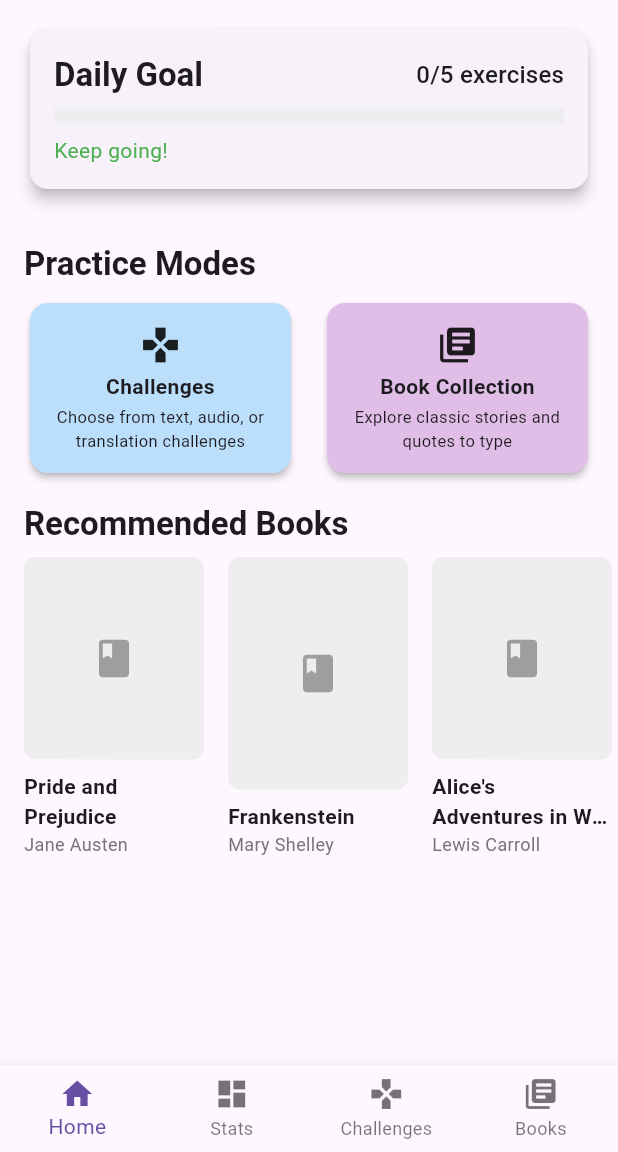
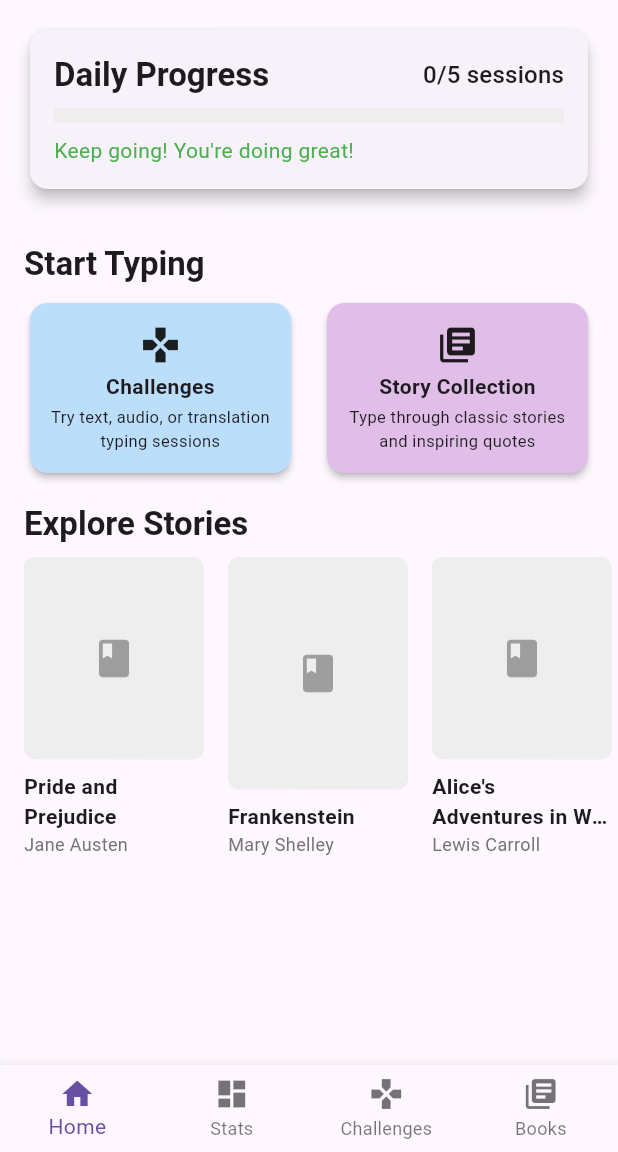
Before and after one commit to hyunjin1012/justype_app, a Flutter app: the first screen one second after launch, on a phone screen of 412 x 824 dp, the part 84-1236 px from its top. Run offline on Flutter 3.47's test engine with Material 3 defaults, Android fonts, the light colour scheme and no system bars; our stand-ins replace audioplayers, confetti, flutter_dotenv, flutter_tts, go_router, package_info_plus and 2 more; missing offline and left inert: translator.

Commit message:
edit wording

```diff
--- a/lib/screens/challenges_screen.dart
+++ b/lib/screens/challenges_screen.dart
@@ -140,7 +140,7 @@ class _ChallengesScreenState extends State<ChallengesScreen> {
                   ),
                   const SizedBox(height: 8),
                   Text(
-                    'Choose a challenge and start typing. Track your progress and unlock achievements as you play.',
+                    'Choose a challenge and start typing. Track your progress and unlock achievements as you go.',
                     style: Theme.of(context).textTheme.bodyMedium?.copyWith(
                           color:
                               Theme.of(context).colorScheme.onPrimaryContainer,
@@ -167,7 +167,7 @@ class _ChallengesScreenState extends State<ChallengesScreen> {
                     children: [
                       _buildStatCard(
                         context,
-                        'Total Challenges',
+                        'Total Sessions',
                         _progressService.getTotalExercises().toString(),
                         Icons.emoji_events,
                         Colors.amber,
@@ -193,7 +193,7 @@ class _ChallengesScreenState extends State<ChallengesScreen> {
                 crossAxisAlignment: CrossAxisAlignment.start,
                 children: [
                   Text(
-                    'Available Challenges',
+                    'Choose Your Challenge',
                     style: Theme.of(context).textTheme.titleLarge?.copyWith(
                           fontWeight: FontWeight.bold,
                         ),
--- a/lib/screens/dashboard_screen.dart
+++ b/lib/screens/dashboard_screen.dart
@@ -80,7 +80,7 @@ class _DashboardScreenState extends State<DashboardScreen>
 
     return Scaffold(
       appBar: AppBar(
-        title: const Text('Your Stats'),
+        title: const Text('Your Progress'),
         backgroundColor: Theme.of(context).colorScheme.inversePrimary,
         actions: [
           // Add reset button in the app bar
@@ -122,24 +122,24 @@ class _DashboardScreenState extends State<DashboardScreen>
                   crossAxisAlignment: CrossAxisAlignment.start,
                   children: [
                     Text(
-                      'Practice Statistics',
+                      'Your Stats',
                       style: Theme.of(context).textTheme.titleLarge,
                     ),
                     const SizedBox(height: 16),
-                    _buildStatRow('Today\'s Exercises',
+                    _buildStatRow('Today\'s Sessions',
                         '${_progressService.getDailyExercises()}'),
-                    _buildStatRow('Total Exercises',
+                    _buildStatRow('Total Sessions',
                         '${_progressService.getTotalExercises()}'),
-                    _buildStatRow('Text Challenges',
+                    _buildStatRow('Text Sessions',
                         '${_progressService.getTextChallenges()}'),
-                    _buildStatRow('Audio Challenges',
+                    _buildStatRow('Audio Sessions',
                         '${_progressService.getAudioChallenges()}'),
-                    _buildStatRow('Translation Challenges',
+                    _buildStatRow('Translation Sessions',
                         '${_progressService.getTranslationChallenges()}'),
                     _buildStatRow('Current Streak',
                         '${_progressService.getCurrentStreak()} ${_progressService.getCurrentStreak() == 1 ? 'day' : 'days'}'),
                     _buildStatRow('Daily Goal',
-                        '${_progressService.getDailyGoal()} exercises'),
+                        '${_progressService.getDailyGoal()} sessions'),
                   ],
                 ),
               ),
@@ -207,7 +207,7 @@ class _DashboardScreenState extends State<DashboardScreen>
                     borderRadius: BorderRadius.circular(20),
                   ),
                   child: Text(
-                    '$dailyExercises/$dailyGoal exercises',
+                    '$dailyExercises/$dailyGoal sessions',
                     style: TextStyle(
                       color: progress >= 1.0
                           ? themeService.accentColor
@@ -272,7 +272,7 @@ class _DashboardScreenState extends State<DashboardScreen>
                       color: Theme.of(context).primaryColor),
                   const SizedBox(width: 8),
                   Text(
-                    'Keep going! You\'re making progress!',
+                    'Keep going! You\'re doing great!',
                     style: TextStyle(
                       color: Theme.of(context).primaryColor,
                     ),
@@ -318,7 +318,7 @@ class _DashboardScreenState extends State<DashboardScreen>
                         size: 48, color: Colors.grey),
                     const SizedBox(height: 8),
                     Text(
-                      'No achievements yet. Keep practicing!',
+                      'No achievements yet. Start typing today!',
                       style: TextStyle(color: Colors.grey.shade700),
                     ),
                   ],
--- a/lib/screens/home_screen.dart
+++ b/lib/screens/home_screen.dart
@@ -116,7 +116,7 @@ class _HomeScreenState extends State<HomeScreen> {
                     Padding(
                       padding: const EdgeInsets.fromLTRB(16.0, 16.0, 16.0, 8.0),
                       child: Text(
-                        'Practice Modes',
+                        'Start Typing',
                         style: Theme.of(context).textTheme.titleLarge?.copyWith(
                               fontWeight: FontWeight.bold,
                             ),
@@ -130,7 +130,7 @@ class _HomeScreenState extends State<HomeScreen> {
                     Padding(
                       padding: const EdgeInsets.fromLTRB(16.0, 16.0, 16.0, 8.0),
                       child: Text(
-                        'Recommended Books',
+                        'Explore Stories',
                         style: Theme.of(context).textTheme.titleLarge?.copyWith(
                               fontWeight: FontWeight.bold,
                             ),
@@ -165,7 +165,7 @@ class _HomeScreenState extends State<HomeScreen> {
     final dailyExercises = _progressService.getDailyExercises();
     final dailyGoal = _progressService.getDailyGoal();
     final progress = dailyExercises / dailyGoal;
-    final goalText = '$dailyExercises/$dailyGoal exercises';
+    final goalText = '$dailyExercises/$dailyGoal sessions';
     final themeService = Provider.of<ThemeService>(context);
 
     return GestureDetector(
@@ -184,7 +184,7 @@ class _HomeScreenState extends State<HomeScreen> {
                 mainAxisAlignment: MainAxisAlignment.spaceBetween,
                 children: [
                   Text(
-                    'Daily Goal',
+                    'Daily Progress',
                     style: Theme.of(context).textTheme.titleLarge?.copyWith(
                           fontWeight: FontWeight.bold,
                         ),
@@ -209,7 +209,7 @@ class _HomeScreenState extends State<HomeScreen> {
               const SizedBox(height: 8),
               if (progress >= 1.0)
                 Text(
-                  'Goal completed! Great job!',
+                  'Daily goal completed! Great job!',
                   style: TextStyle(
                     color: themeService.accentColor,
                     fontWeight: FontWeight.bold,
@@ -217,7 +217,7 @@ class _HomeScreenState extends State<HomeScreen> {
                 )
               else
                 Text(
-                  'Keep going!',
+                  'Keep going! You\'re doing great!',
                   style: TextStyle(
                     color: Theme.of(context).primaryColor,
                   ),
@@ -233,14 +233,14 @@ class _HomeScreenState extends State<HomeScreen> {
     final List<Map<String, dynamic>> practiceModes = [
       {
         'title': 'Challenges',
-        'description': 'Choose from text, audio, or translation challenges',
+        'description': 'Try text, audio, or translation typing sessions',
         'icon': Icons.games,
         'color': Colors.blue.shade100,
         'route': '/challenges',
       },
       {
-        'title': 'Book Collection',
-        'description': 'Explore classic stories and quotes to type',
+        'title': 'Story Collection',
+        'description': 'Type through classic stories and inspiring quotes',
         'icon': Icons.library_books,
         'color': Colors.purple.shade100,
         'route': '/books',
```
